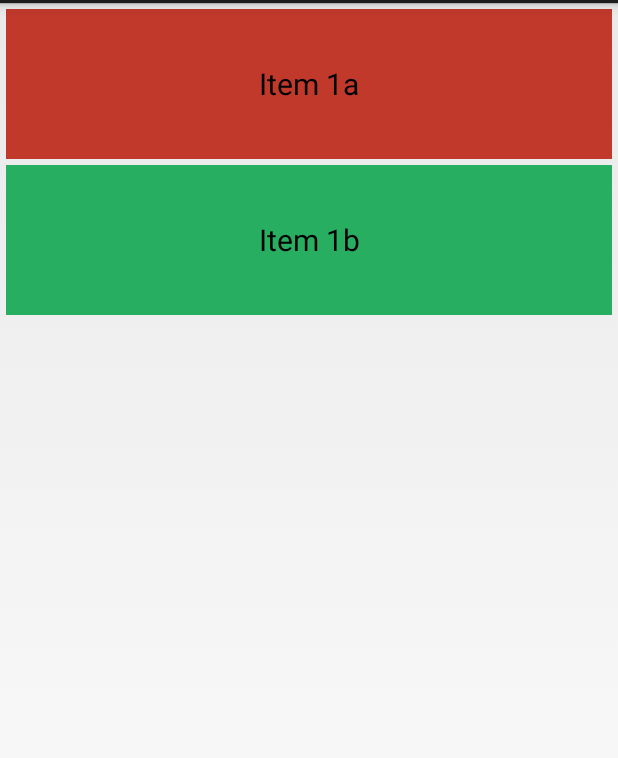
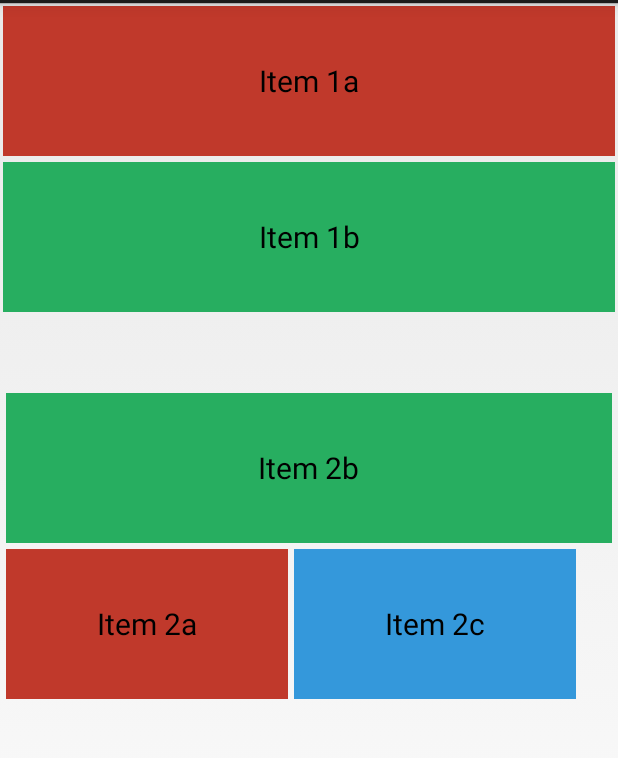
Before and after one commit to Onra/android-experiments-animations01, an Android app: the screen it shows after launch (MainActivity), in the options menu, after a tap on "Settings", on a phone screen of 412 x 824 dp, the part 69-827 px from its top. Run offline under Robolectric (Android 15) with nearby library versions, the phone set to English and light mode, and no system bars.

Commit message:
Animation 2

```diff
--- a/Animations1/src/main/java/com/thesuitedowl/animations1/MainActivity.java
+++ b/Animations1/src/main/java/com/thesuitedowl/animations1/MainActivity.java
@@ -1,7 +1,6 @@
 package com.thesuitedowl.animations1;
 
 import android.app.Activity;
-import android.app.ActionBar;
 import android.app.Fragment;
 import android.os.Bundle;
 import android.transition.ChangeBounds;
@@ -11,7 +10,8 @@ import android.view.Menu;
 import android.view.MenuItem;
 import android.view.View;
 import android.view.ViewGroup;
-import android.os.Build;
+import android.widget.FrameLayout;
+import android.widget.GridLayout;
 
 public class MainActivity extends Activity {
 
@@ -54,6 +54,7 @@ public class MainActivity extends Activity {
     public static class PlaceholderFragment extends Fragment implements View.OnClickListener {
 
         private ViewGroup mLayout1;
+        private ViewGroup mLayout2;
 
         public PlaceholderFragment() {
         }
@@ -66,15 +67,43 @@ public class MainActivity extends Activity {
             mLayout1 = (ViewGroup) rootView.findViewById(R.id.layout_1);
             mLayout1.findViewById(R.id.item_1a).setOnClickListener(this);
             mLayout1.findViewById(R.id.item_1b).setOnClickListener(this);
+
+            mLayout2 = (ViewGroup) rootView.findViewById(R.id.layout_2);
+            mLayout2.findViewById(R.id.item_2a).setOnClickListener(this);
+            mLayout2.findViewById(R.id.item_2b).setOnClickListener(this);
+            mLayout2.findViewById(R.id.item_2c).setOnClickListener(this);
+
             return rootView;
         }
 
         @Override
         public void onClick(View v) {
-            int selected = mLayout1.indexOfChild(v);
-            TransitionManager.beginDelayedTransition(mLayout1, new ChangeBounds());
-            mLayout1.removeView(v);
-            mLayout1.addView(v, selected == 0 ? mLayout1.getChildCount() : 0);
+
+            if (v.getId() == R.id.item_1a || v.getId() == R.id.item_1b) {
+                int selected = mLayout1.indexOfChild(v);
+                TransitionManager.beginDelayedTransition(mLayout1, new ChangeBounds());
+                mLayout1.removeView(v);
+                mLayout1.addView(v, selected == 0 ? mLayout1.getChildCount() : 0);
+            } else {
+                int selected = mLayout2.indexOfChild(v);
+                if (selected > 0) {
+                    View cur = mLayout2.getChildAt(0);
+                    int currentId = cur.getId();
+                    int selectedId = v.getId();
+                    TransitionManager.beginDelayedTransition(mLayout2, new ChangeBounds());
+                    mLayout2.removeView(v);
+                    mLayout2.addView(v, 0);
+                    GridLayout.LayoutParams params = (GridLayout.LayoutParams)cur.getLayoutParams();
+                    cur.setLayoutParams(v.getLayoutParams());
+                    v.setLayoutParams(params);
+                    if(currentId == R.id.item_2c ||
+                            (currentId == R.id.item_2b &&
+                                    selectedId == R.id.item_2c)) {
+                        mLayout2.removeView(cur);
+                        mLayout2.addView(cur);
+                    }
+                }
+            }
         }
     }
 
--- a/Animations1/src/main/res/layout/fragment_main.xml
+++ b/Animations1/src/main/res/layout/fragment_main.xml
@@ -1,12 +1,14 @@
 <LinearLayout xmlns:android="http://schemas.android.com/apk/res/android"
               xmlns:tools="http://schemas.android.com/tools"
-    android:id="@+id/layout_1"
+              android:layout_width="match_parent"
+              android:layout_height="match_parent"
+              android:orientation="vertical">
+
+    <LinearLayout
             android:layout_width="fill_parent"
             android:layout_height="wrap_content"
-    android:layout_weight="1"
-    android:gravity="center"
             android:orientation="vertical"
-    android:padding="@dimen/margin">
+            android:id="@+id/layout_1">
 
         <TextView
                 android:id="@+id/item_1a"
@@ -31,3 +33,70 @@
                 android:layout_margin="@dimen/margin"/>
 
     </LinearLayout>
+
+    <GridLayout
+            android:id="@+id/layout_2"
+            android:layout_width="fill_parent"
+            android:layout_height="0dp"
+            android:layout_weight="1"
+            android:columnCount="2"
+            android:padding="@dimen/margin">
+
+        <FrameLayout
+                android:id="@+id/item_2a"
+                android:layout_width="fill_parent"
+                android:layout_height="wrap_content"
+                android:minHeight="@dimen/item_height"
+                android:minWidth="@dimen/width"
+                android:background="@color/pomegranate"
+                android:layout_columnSpan="2"
+                android:layout_margin="@dimen/margin"
+                android:layout_marginTop="50dp">
+
+            <TextView
+                    android:layout_width="wrap_content"
+                    android:layout_height="wrap_content"
+                    android:text="Item 2a"
+                    android:layout_gravity="center"
+                    android:textAppearance="@style/Text"/>
+
+        </FrameLayout>
+
+        <FrameLayout
+                android:id="@+id/item_2b"
+                android:layout_width="wrap_content"
+                android:layout_height="wrap_content"
+                android:minHeight="@dimen/item_height"
+                android:minWidth="@dimen/width"
+                android:background="@color/nephritis"
+                android:layout_margin="@dimen/margin">
+
+            <TextView
+                    android:layout_width="wrap_content"
+                    android:layout_height="wrap_content"
+                    android:text="Item 2b"
+                    android:layout_gravity="center"
+                    android:textAppearance="@style/Text"/>
+
+        </FrameLayout>
+
+
+        <FrameLayout
+                android:id="@+id/item_2c"
+                android:layout_width="wrap_content"
+                android:layout_height="wrap_content"
+                android:minHeight="@dimen/item_height"
+                android:minWidth="@dimen/width"
+                android:background="@color/peterRiver"
+                android:layout_margin="@dimen/margin">
+
+            <TextView
+                    android:layout_width="wrap_content"
+                    android:layout_height="wrap_content"
+                    android:text="Item 2c"
+                    android:layout_gravity="center"
+                    android:textAppearance="@style/Text"/>
+
+        </FrameLayout>
+    </GridLayout>
+</LinearLayout>
--- a/Animations1/src/main/res/values/dimens.xml
+++ b/Animations1/src/main/res/values/dimens.xml
@@ -5,4 +5,6 @@
 
     <dimen name="item_height">100dp</dimen>
     <dimen name="margin">2dp</dimen>
-    </resources>
+    <dimen name="width">188dp</dimen>
+
+</resources>
```
Also changed, not shown: gradle/wrapper/gradle-wrapper.properties. Lines whose indentation alone changed are shown as unchanged.
